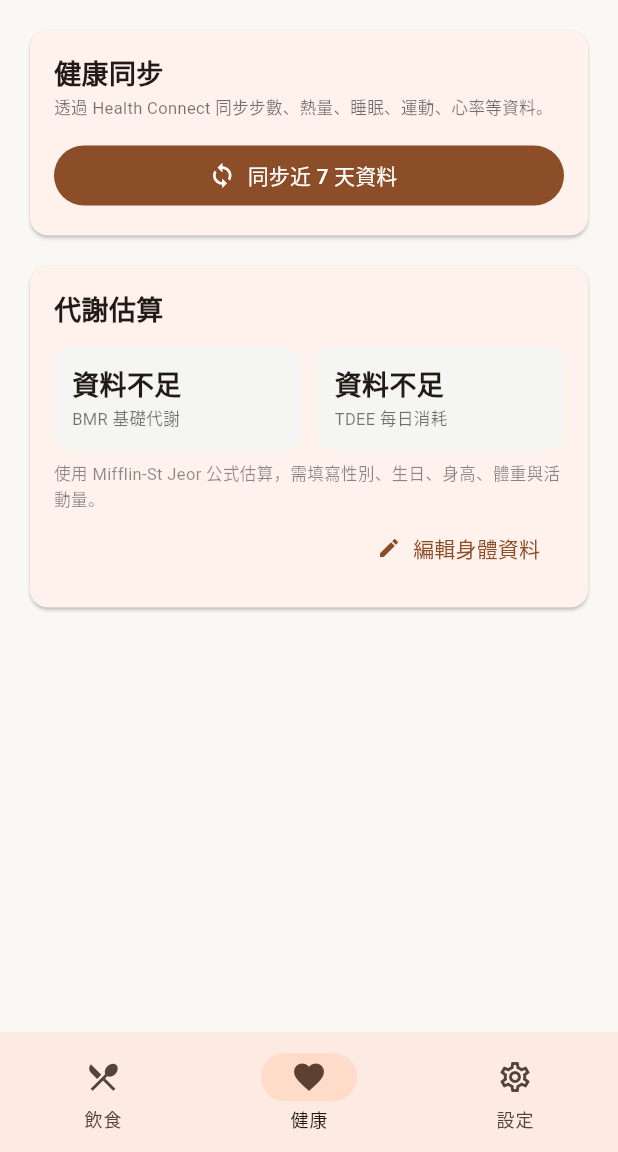
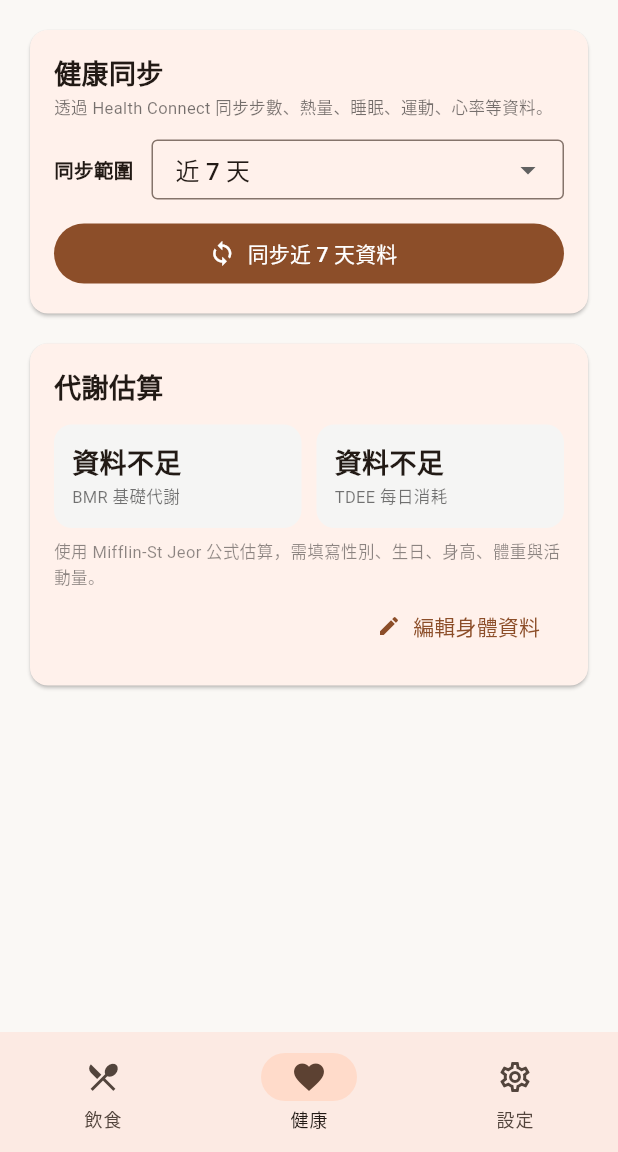
Before and after one commit to es94111/AI_Food_Diary, a Flutter app: the DashboardScreen screen opened directly, item 2 of the bottom bar chosen, on a phone screen of 412 x 824 dp, the part 84-1236 px from its top. Run offline on Flutter 3.47's test engine with Material 3 defaults, Android fonts, the phone set to English and light mode, and no system bars; our stand-ins replace dio, flutter_secure_storage, google_sign_in, image_picker, open_filex, package_info_plus and 2 more; missing offline and left inert: health, mobile_scanner; accounts and stored records are empty; network calls fail; statements that could not run were skipped.

Commit message:
chore: release v0.41.0
- 健康同步新增同步範圍選擇（7天/14天/1月/3月/1年/3年），上傳分批避免超過後端 500 筆上限；餐點/喝水回補上限 31 天
- 常用食物清單 P/F/C 改為中文（蛋白質/脂肪/碳水），WEB 與 APP 一致

Co-Authored-By: Claude <noreply@anthropic.com>

```diff
--- a/mobile/lib/widgets/health_sync_card.dart
+++ b/mobile/lib/widgets/health_sync_card.dart
@@ -130,11 +130,27 @@ class HealthSyncCard extends StatefulWidget {
   State<HealthSyncCard> createState() => _HealthSyncCardState();
 }
 
+// Selectable sync ranges. The chosen range drives how far back Health Connect
+// history (steps/weight/vitals/sleep) is pulled; the app's own meal/water
+// backfill is capped separately in HealthService (see _appDataMaxDays).
+const _syncRangeOptions = <(int, String)>[
+  (7, '近 7 天'),
+  (14, '近 14 天'),
+  (30, '近 1 個月'),
+  (90, '近 3 個月'),
+  (365, '近 1 年'),
+  (1095, '近 3 年'),
+];
+
+String _syncRangeLabel(int days) =>
+    _syncRangeOptions.firstWhere((o) => o.$1 == days, orElse: () => (days, '近 $days 天')).$2;
+
 class _HealthSyncCardState extends State<HealthSyncCard> {
   HealthSyncStatus? _status;
   bool _syncing = false;
   String? _message;
   bool _isError = false;
+  int _syncDays = 7;
 
   @override
   void initState() {
@@ -167,12 +183,15 @@ class _HealthSyncCardState extends State<HealthSyncCard> {
   Future<void> _maybeAutoSync() async {
     try {
       if (await HealthService.hasPermissions() && mounted) {
-        await _sync(mirrorMeals: true);
+        // Auto-sync stays short (7 days) regardless of the picked range, so
+        // opening the app never kicks off a heavy multi-year backfill.
+        await _sync(mirrorMeals: true, days: 7);
       }
     } catch (_) {}
   }
 
-  Future<void> _sync({bool mirrorMeals = true}) async {
+  Future<void> _sync({bool mirrorMeals = true, int? days}) async {
+    final syncDays = days ?? _syncDays;
     setState(() {
       _syncing = true;
       _message = null;
@@ -186,17 +205,17 @@ class _HealthSyncCardState extends State<HealthSyncCard> {
       var water = 0;
       if (mirrorMeals) {
         try {
-          meals = await HealthService.writeRecentMealsToHealth();
+          meals = await HealthService.writeRecentMealsToHealth(days: syncDays);
         } catch (e) {
           debugPrint('HealthSync: meal mirror failed $e');
         }
         try {
-          water = await HealthService.writeRecentWaterToHealth();
+          water = await HealthService.writeRecentWaterToHealth(days: syncDays);
         } catch (e) {
           debugPrint('HealthSync: water mirror failed $e');
         }
       }
-      final count = await HealthService.syncNow();
+      final count = await HealthService.syncNow(days: syncDays);
       await _load();
       await widget.onSynced();
       setState(() {
@@ -292,6 +311,43 @@ class _HealthSyncCardState extends State<HealthSyncCard> {
               ),
             ],
             const SizedBox(height: 12),
+            Row(
+              children: [
+                const Text('同步範圍',
+                    style:
+                        TextStyle(fontSize: 13, fontWeight: FontWeight.w600)),
+                const SizedBox(width: 12),
+                Expanded(
+                  child: DropdownButtonFormField<int>(
+                    initialValue: _syncDays,
+                    isExpanded: true,
+                    decoration: const InputDecoration(
+                      isDense: true,
+                      border: OutlineInputBorder(),
+                      contentPadding:
+                          EdgeInsets.symmetric(horizontal: 12, vertical: 8),
+                    ),
+                    items: [
+                      for (final o in _syncRangeOptions)
+                        DropdownMenuItem(value: o.$1, child: Text(o.$2)),
+                    ],
+                    onChanged: _syncing
+                        ? null
+                        : (v) {
+                            if (v != null) setState(() => _syncDays = v);
+                          },
+                  ),
+                ),
+              ],
+            ),
+            if (_syncDays > HealthService.appDataMaxDays) ...[
+              const SizedBox(height: 6),
+              Text(
+                '長範圍會帶入更久的健康歷史；餐點與喝水僅回補近 ${HealthService.appDataMaxDays} 天。',
+                style: TextStyle(fontSize: 11, color: Colors.grey[600]),
+              ),
+            ],
+            const SizedBox(height: 12),
             SizedBox(
               width: double.infinity,
               child: FilledButton.icon(
@@ -303,7 +359,8 @@ class _HealthSyncCardState extends State<HealthSyncCard> {
                         child: CircularProgressIndicator(
                             strokeWidth: 2, color: Colors.white))
                     : const Icon(Icons.sync),
-                label: Text(_syncing ? '同步中...' : '同步近 7 天資料'),
+                label: Text(
+                    _syncing ? '同步中...' : '同步${_syncRangeLabel(_syncDays)}資料'),
               ),
             ),
           ],
--- a/mobile/lib/widgets/saved_foods_manager.dart
+++ b/mobile/lib/widgets/saved_foods_manager.dart
@@ -358,7 +358,7 @@ class _SavedFoodsManagerCardState extends State<SavedFoodsManagerCard> {
         [
           food.estimatedAmount,
           if (food.barcode != null) '條碼 ${food.barcode}',
-          'P ${food.protein}g / F ${food.fat}g / C ${food.carbs}g',
+          '蛋白質 ${food.protein}g / 脂肪 ${food.fat}g / 碳水 ${food.carbs}g',
           '${_sourceLabels[food.source] ?? '手動新增'} · 使用 ${food.useCount} 次$lastUsed',
         ].join(' · '),
       ),
--- a/mobile/pubspec.yaml
+++ b/mobile/pubspec.yaml
@@ -16,7 +16,7 @@ publish_to: 'none' # Remove this line if you wish to publish to pub.dev
 # https://developer.apple.com/library/archive/documentation/General/Reference/InfoPlistKeyReference/Articles/CoreFoundationKeys.html
 # In Windows, build-name is used as the major, minor, and patch parts
 # of the product and file versions while build-number is used as the build suffix.
-version: 0.40.0+50
+version: 0.41.0+51
 
 environment:
   sdk: ^3.12.0
--- a/package.json
+++ b/package.json
@@ -1,6 +1,6 @@
 {
   "name": "ai-food-diary",
-  "version": "0.40.0",
+  "version": "0.41.0",
   "private": true,
   "scripts": {
     "dev": "next dev",
```
Also changed, not shown: mobile/lib/services/health_service.dart (+44 -16 lines), 1 other file.
